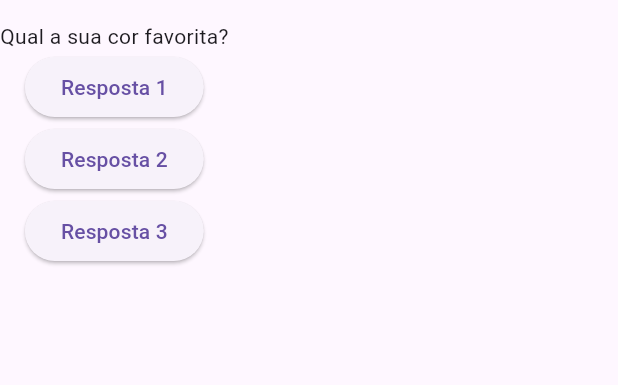
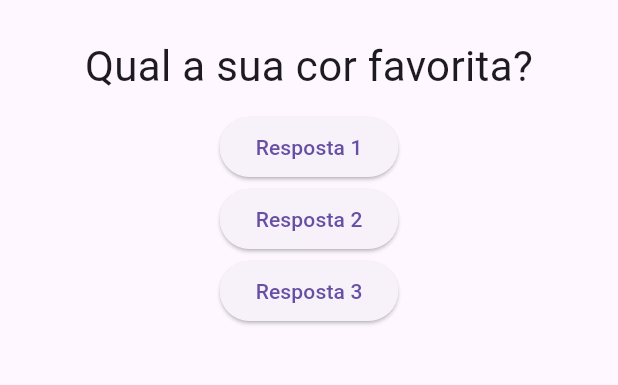
Before and after one commit to elias-ssouza/perguntas, a Flutter app: the screen it shows after launch, on a phone screen of 412 x 824 dp, the part 63-448 px from its top. Run offline on Flutter 3.47's test engine with Material 3 defaults, Android fonts, the phone set to English and light mode, and no system bars.

Commit message:
estilo widget questao

```diff
--- a/lib/main.dart
+++ b/lib/main.dart
@@ -22,8 +22,9 @@ class _PerguntaAPPState extends State<PerguntaAPP>{
     return MaterialApp(
       home: Scaffold(
         appBar: AppBar(
-          title: Text('Perguntas'),
-        ),
+          title: const Text('Perguntas',
+          textAlign: TextAlign.center),
+          ),
         body: Column(
           children: <Widget>[
             Questao(perguntas[_perguntaSelecionada]),
--- a/lib/questao.dart
+++ b/lib/questao.dart
@@ -8,6 +8,14 @@ class Questao extends StatelessWidget {
 
   @override
   Widget build(BuildContext context) {
-    return Text(texto);
+    return Container(
+      width: double.infinity,
+      margin: EdgeInsets.all(10),
+      child: Text(
+        texto,
+        style: TextStyle(fontSize: 28),
+        textAlign: TextAlign.center,
+      )
+    );
   }
 }
```
